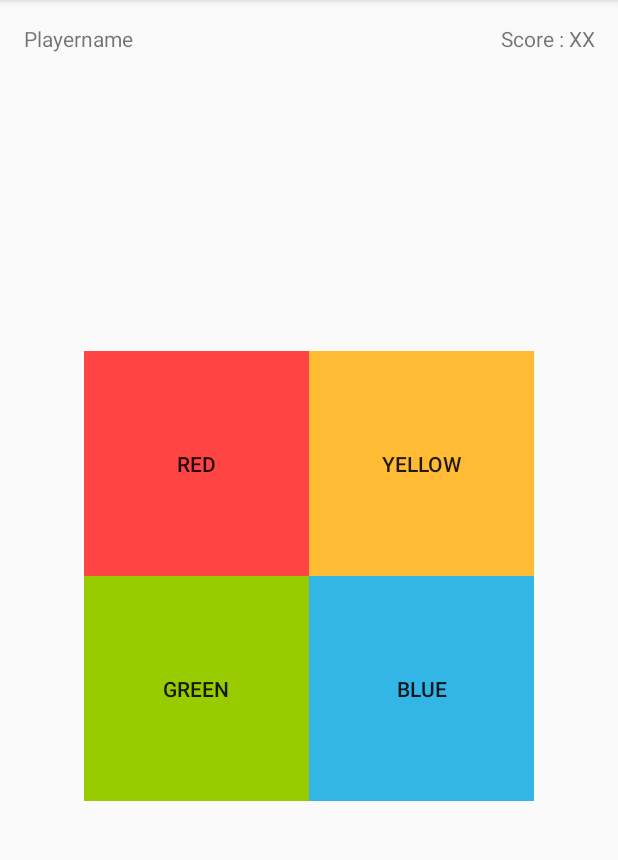
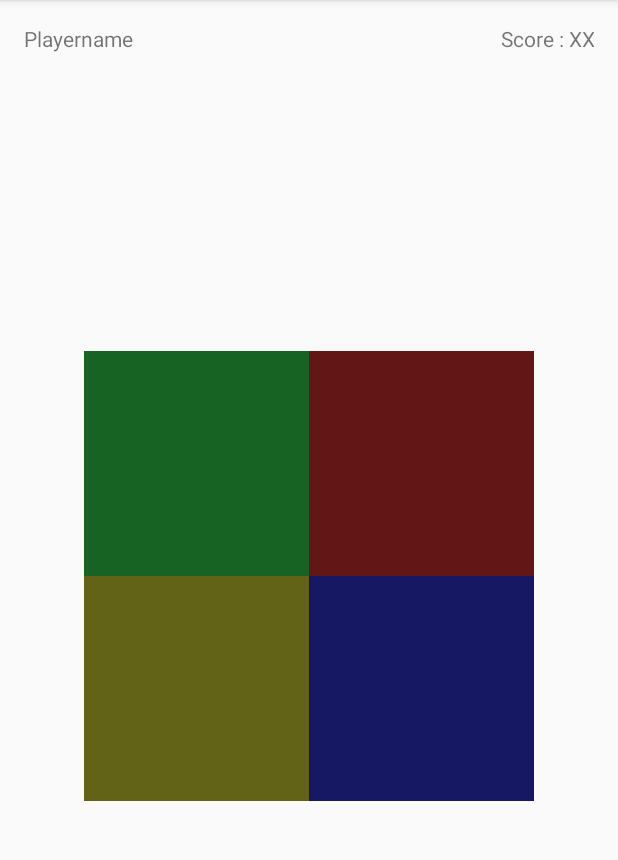
Before and after one commit to Jensderond/SimonTheGame, an Android app: the layout activity_main.xml on its own in the app's theme, with its tools: preview values and no code run, on a phone screen of 412 x 824 dp, the part 84-944 px from its top. Run offline under Robolectric (Android 15) with nearby library versions, the phone set to English and light mode, and no system bars.

Commit message:
Added new color

```diff
--- a/SimonGame/app/src/main/res/layout/activity_main.xml
+++ b/SimonGame/app/src/main/res/layout/activity_main.xml
@@ -49,21 +49,19 @@
             android:id="@+id/upperbuttons">
 
             <Button
-                android:text="Red"
                 android:layout_width="wrap_content"
                 android:layout_height="match_parent"
                 android:layout_gravity="left"
-                android:id="@+id/buttonRed"
-                android:background="@android:color/holo_red_light"
+                android:id="@+id/buttonGreen"
+                android:background="@color/dark_green"
                 android:layout_weight="1" />
 
             <Button
-                android:text="Yellow"
                 android:layout_width="wrap_content"
                 android:layout_height="match_parent"
                 android:layout_gravity="right"
-                android:id="@+id/buttonYellow"
-                android:background="@android:color/holo_orange_light"
+                android:id="@+id/buttonRed"
+                android:background="@color/dark_red"
                 android:layout_weight="1" />
         </LinearLayout>
 
@@ -74,21 +72,19 @@
             android:id="@+id/lowerbuttons">
 
             <Button
-                android:text="Green"
                 android:layout_width="wrap_content"
                 android:layout_height="match_parent"
                 android:layout_gravity="right"
-                android:id="@+id/buttonGreen"
-                android:background="@android:color/holo_green_light"
+                android:id="@+id/buttonYellow"
+                android:background="@color/dark_yellow"
                 android:layout_weight="1" />
 
             <Button
-                android:text="Blue"
                 android:layout_width="wrap_content"
                 android:layout_height="match_parent"
                 android:layout_gravity="bottom"
                 android:id="@+id/buttonBlue"
-                android:background="@android:color/holo_blue_light"
+                android:background="@color/dark_blue"
                 android:layout_weight="1" />
         </LinearLayout>
 
--- a/SimonGame/app/src/main/res/values/colors.xml
+++ b/SimonGame/app/src/main/res/values/colors.xml
@@ -3,4 +3,12 @@
     <color name="colorPrimary">#3F51B5</color>
     <color name="colorPrimaryDark">#303F9F</color>
     <color name="colorAccent">#FF4081</color>
+    <color name="dark_green">#166323</color>
+    <color name="dark_yellow">#626316</color>
+    <color name="dark_red">#631616</color>
+    <color name="dark_blue">#161863</color>
+    <color name="light_red">#eb3535</color>
+    <color name="light_yellow">#e9eb35</color>
+    <color name="light_blue">#353aeb</color>
+    <color name="light_green">#35eb53</color>
 </resources>
```
